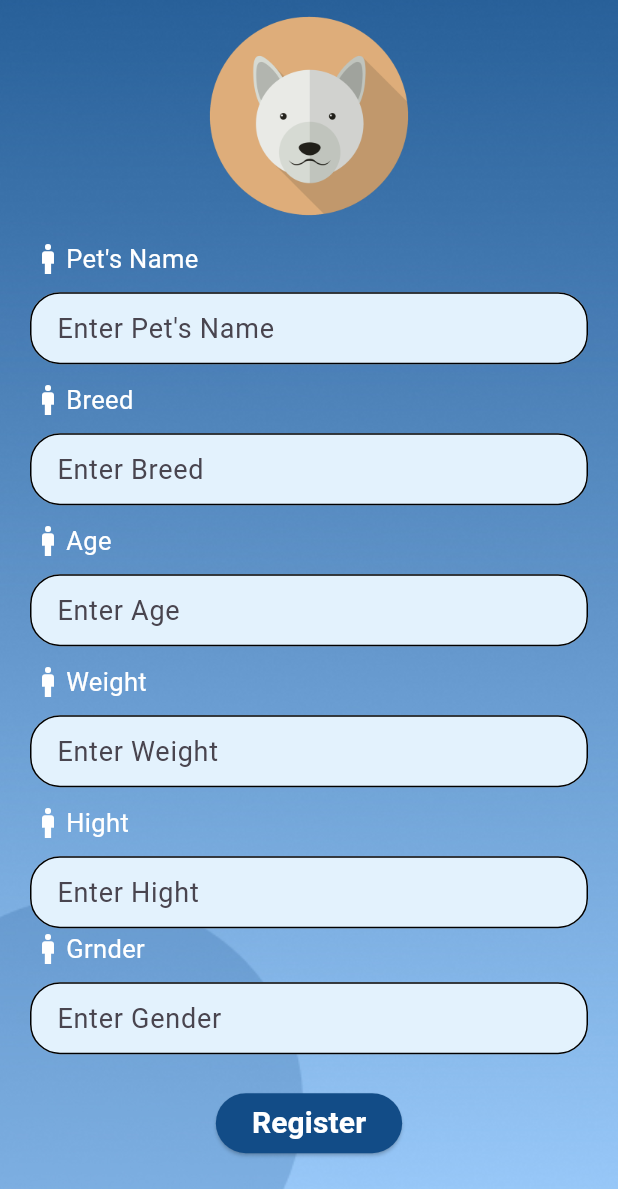
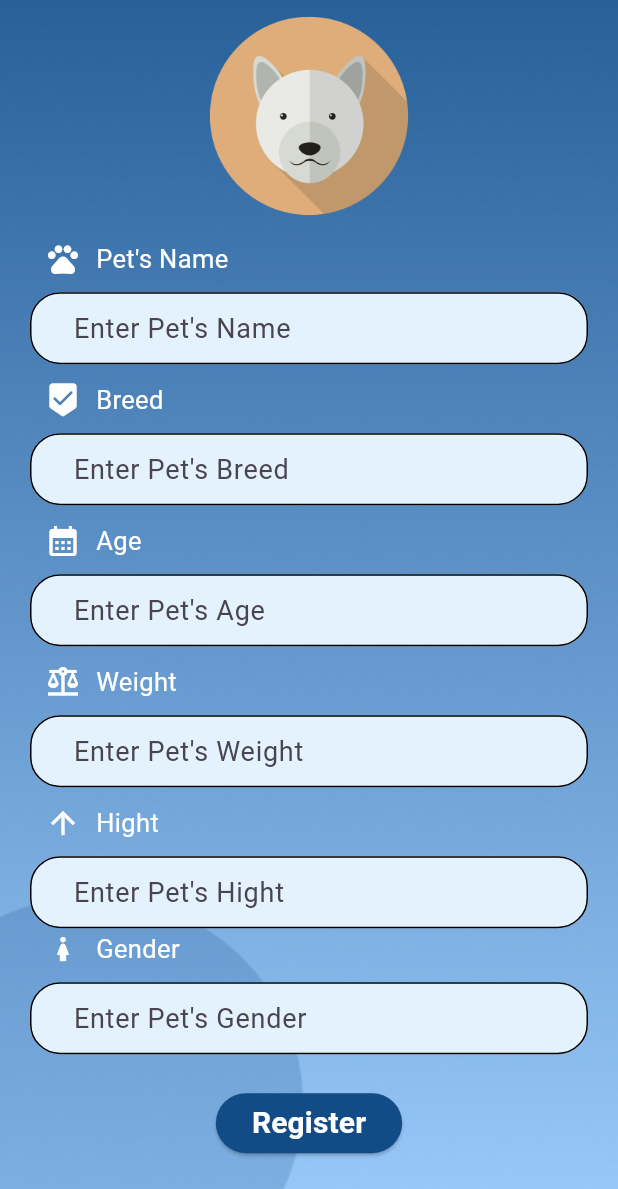
Before and after one commit to KaviruDeSilva08/Pet-Care-mobile-application-, a Flutter app: the PetProfile screen opened directly, scrolled down 128 dp, on a phone screen of 412 x 824 dp, the part 47-1236 px from its top. Run offline on Flutter 3.47's test engine with Material 3 defaults, Android fonts, the phone set to English and light mode, and no system bars; our stand-ins replace cloud_firestore, firebase_core; accounts and stored records are empty.

Commit message:
Updated project

```diff
--- a/lib/screen/petprofile.dart
+++ b/lib/screen/petprofile.dart
@@ -126,10 +126,12 @@ class _PetProfileState extends State<PetProfile> {
                   ),
                   child: Row(
                     children: [
+                      SizedBox(width: 10.0),
                       Icon(
-                        Icons.man,
+                        Icons.pets,
                         color: Colors.white,
                       ),
+                      SizedBox(width: 10.0),
                       Text(
                         "Pet's Name",
                         style: TextStyle(
@@ -159,7 +161,7 @@ class _PetProfileState extends State<PetProfile> {
                         fillColor: Colors.blue[50],
                         hintText: "Enter Pet's Name",
                         contentPadding: const EdgeInsets.only(
-                            left: 14.0, bottom: 8.0, top: 8.0),
+                            left: 25, bottom: 8.0, top: 8.0),
                         focusedBorder: OutlineInputBorder(
                           borderSide: BorderSide(color: Colors.purple),
                           borderRadius: BorderRadius.circular(20),
@@ -180,10 +182,12 @@ class _PetProfileState extends State<PetProfile> {
                   ),
                   child: Row(
                     children: [
+                      SizedBox(width: 10.0),
                       Icon(
-                        Icons.man,
+                        Icons.beenhere_rounded,
                         color: Colors.white,
                       ),
+                      SizedBox(width: 10.0),
                       Text(
                         "Breed",
                         style: TextStyle(
@@ -211,9 +215,9 @@ class _PetProfileState extends State<PetProfile> {
                       decoration: InputDecoration(
                         filled: true,
                         fillColor: Colors.blue[50],
-                        hintText: 'Enter Breed',
+                        hintText: "Enter Pet's Breed",
                         contentPadding: const EdgeInsets.only(
-                            left: 14.0, bottom: 8.0, top: 8.0),
+                            left: 25, bottom: 8.0, top: 8.0),
                         focusedBorder: OutlineInputBorder(
                           borderSide: BorderSide(color: Colors.purple),
                           borderRadius: BorderRadius.circular(20),
@@ -234,10 +238,12 @@ class _PetProfileState extends State<PetProfile> {
                   ),
                   child: Row(
                     children: [
+                      SizedBox(width: 10.0),
                       Icon(
-                        Icons.man,
+                        Icons.calendar_month,
                         color: Colors.white,
                       ),
+                      SizedBox(width: 10.0),
                       Text(
                         "Age",
                         style: TextStyle(
@@ -265,9 +271,9 @@ class _PetProfileState extends State<PetProfile> {
                       decoration: InputDecoration(
                         filled: true,
                         fillColor: Colors.blue[50],
-                        hintText: 'Enter Age',
+                        hintText: "Enter Pet's Age",
                         contentPadding: const EdgeInsets.only(
-                            left: 14.0, bottom: 8.0, top: 8.0),
+                            left: 25, bottom: 8.0, top: 8.0),
                         focusedBorder: OutlineInputBorder(
                           borderSide: BorderSide(color: Colors.purple),
                           borderRadius: BorderRadius.circular(20),
@@ -288,10 +294,12 @@ class _PetProfileState extends State<PetProfile> {
                   ),
                   child: Row(
                     children: [
+                      SizedBox(width: 10.0),
                       Icon(
-                        Icons.man,
+                        Icons.balance,
                         color: Colors.white,
                       ),
+                      SizedBox(width: 10.0),
                       Text(
                         "Weight",
                         style: TextStyle(
@@ -319,9 +327,9 @@ class _PetProfileState extends State<PetProfile> {
                       decoration: InputDecoration(
                         filled: true,
                         fillColor: Colors.blue[50],
-                        hintText: 'Enter Weight',
+                        hintText: "Enter Pet's Weight",
                         contentPadding: const EdgeInsets.only(
-                            left: 14.0, bottom: 8.0, top: 8.0),
+                            left: 25, bottom: 8.0, top: 8.0),
                         focusedBorder: OutlineInputBorder(
                           borderSide: BorderSide(color: Colors.purple),
                           borderRadius: BorderRadius.circular(20),
@@ -342,10 +350,12 @@ class _PetProfileState extends State<PetProfile> {
                   ),
                   child: Row(
                     children: [
+                      SizedBox(width: 10.0),
                       Icon(
-                        Icons.man,
+                        Icons.arrow_upward_sharp,
                         color: Colors.white,
                       ),
+                      SizedBox(width: 10.0),
                       Text(
                         "Hight",
                         style: TextStyle(
@@ -373,9 +383,9 @@ class _PetProfileState extends State<PetProfile> {
                       decoration: InputDecoration(
                         filled: true,
                         fillColor: Colors.blue[50],
-                        hintText: 'Enter Hight',
+                        hintText: "Enter Pet's Hight",
                         contentPadding: const EdgeInsets.only(
-                            left: 14.0, bottom: 8.0, top: 8.0),
+                            left: 25, bottom: 8.0, top: 8.0),
                         focusedBorder: OutlineInputBorder(
                           borderSide: BorderSide(color: Colors.purple),
                           borderRadius: BorderRadius.circular(20),
@@ -395,12 +405,14 @@ class _PetProfileState extends State<PetProfile> {
                   ),
                   child: Row(
                     children: [
+                      SizedBox(width: 10.0),
                       Icon(
-                        Icons.man,
+                        Icons.girl_outlined,
                         color: Colors.white,
                       ),
+                      SizedBox(width: 10.0),
                       Text(
-                        "Grnder",
+                        "Gender",
                         style: TextStyle(
                           color: Colors.white,
                           fontSize: 17,
@@ -426,9 +438,9 @@ class _PetProfileState extends State<PetProfile> {
                       decoration: InputDecoration(
                         filled: true,
                         fillColor: Colors.blue[50],
-                        hintText: 'Enter Gender',
+                        hintText: "Enter Pet's Gender",
                         contentPadding: const EdgeInsets.only(
-                            left: 14.0, bottom: 8.0, top: 8.0),
+                            left: 25, bottom: 8.0, top: 8.0),
                         focusedBorder: OutlineInputBorder(
                           borderSide: BorderSide(color: Colors.purple),
                           borderRadius: BorderRadius.circular(20),
```
Also changed, not shown: lib/screen/userprofile.dart (+19 -9 lines).
